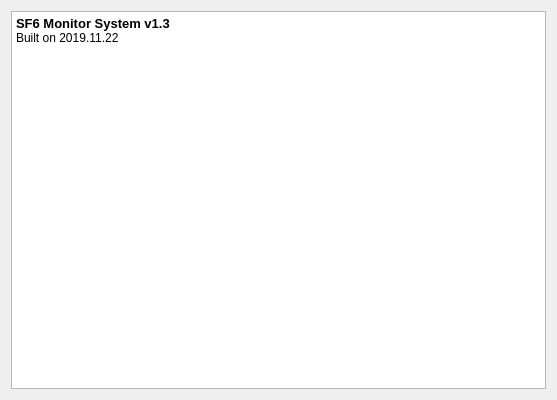
This is SpreadSheet/ui/aboutform.ui in MelonSuika/EmonitorSys as Qt 5 draws it before an edit. The edited form follows.
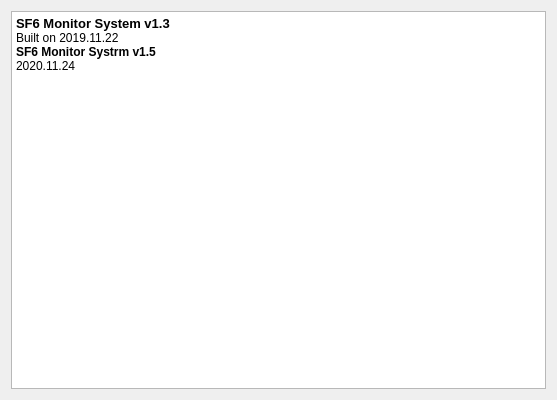
This is the edited form. Icons and pictures are not drawn.

The edit to the form file:
```diff
--- a/SpreadSheet/ui/aboutform.ui
+++ b/SpreadSheet/ui/aboutform.ui
@@ -26,6 +26,9 @@
 &lt;/style&gt;&lt;/head&gt;&lt;body style=&quot; font-family:'SimSun'; font-size:9pt; font-weight:400; font-style:normal;&quot;&gt;
 &lt;p style=&quot; margin-top:0px; margin-bottom:0px; margin-left:0px; margin-right:0px; -qt-block-indent:0; text-indent:0px;&quot;&gt;&lt;span style=&quot; font-size:10pt; font-weight:600;&quot;&gt;SF6 Monitor System v1.3&lt;/span&gt;&lt;/p&gt;
 &lt;p style=&quot; margin-top:0px; margin-bottom:0px; margin-left:0px; margin-right:0px; -qt-block-indent:0; text-indent:0px;&quot;&gt;Built on 2019.11.22&lt;/p&gt;
+&lt;p style=&quot; margin-top:0px; margin-bottom:0px; margin-left:0px; margin-right:0px; -qt-block-indent:0; text-indent:0px;&quot;&gt;&lt;span style=&quot; font-weight:600;&quot;&gt;SF6 Monitor Systrm v1.5&lt;/span&gt;&lt;/p&gt;
+&lt;p style=&quot; margin-top:0px; margin-bottom:0px; margin-left:0px; margin-right:0px; -qt-block-indent:0; text-indent:0px;&quot;&gt;2020.11.24&lt;/p&gt;
+&lt;p style=&quot;-qt-paragraph-type:empty; margin-top:0px; margin-bottom:0px; margin-left:0px; margin-right:0px; -qt-block-indent:0; text-indent:0px;&quot;&gt;&lt;br /&gt;&lt;/p&gt;
 &lt;p style=&quot;-qt-paragraph-type:empty; margin-top:0px; margin-bottom:0px; margin-left:0px; margin-right:0px; -qt-block-indent:0; text-indent:0px;&quot;&gt;&lt;br /&gt;&lt;/p&gt;
 &lt;p style=&quot;-qt-paragraph-type:empty; margin-top:0px; margin-bottom:0px; margin-left:0px; margin-right:0px; -qt-block-indent:0; text-indent:0px;&quot;&gt;&lt;br /&gt;&lt;/p&gt;
 &lt;p style=&quot;-qt-paragraph-type:empty; margin-top:0px; margin-bottom:0px; margin-left:0px; margin-right:0px; -qt-block-indent:0; text-indent:0px;&quot;&gt;&lt;br /&gt;&lt;/p&gt;
```
